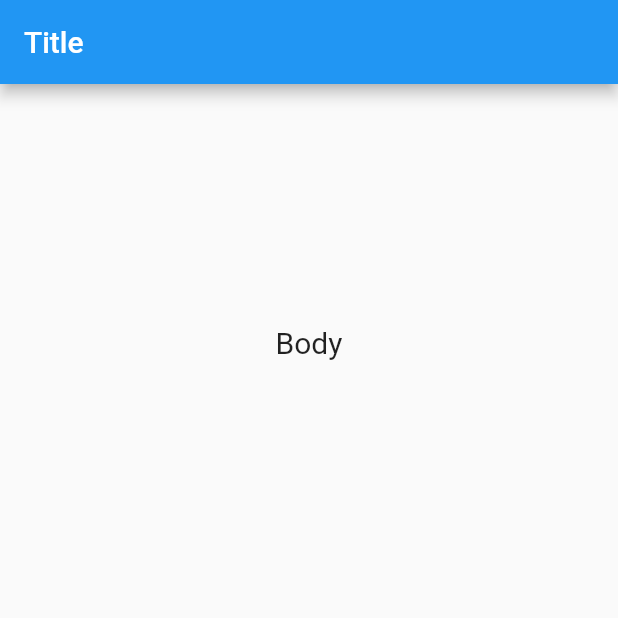
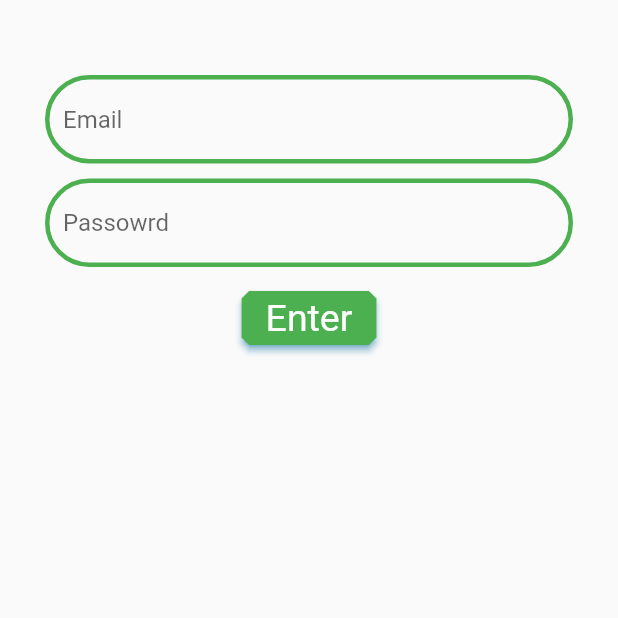
Before and after one commit to ahmedShabaan11/fire_base_App, a Flutter app: the screen it shows after launch, on a phone screen of 412 x 824 dp, the top half of it. Run offline on Flutter 3.47's test engine with Material 2 defaults, Android fonts, the phone set to English and light mode, and no system bars.

Commit message:
ubdate text

```diff
--- a/lib/main.dart
+++ b/lib/main.dart
@@ -10,14 +10,52 @@ class MyApp extends StatelessWidget {
   @override
   Widget build(BuildContext context) {
     return MaterialApp(
-        debugShowCheckedModeBanner: false,
-        home: Scaffold(
-          appBar: AppBar(
-            title: Text("Title"),
+      debugShowCheckedModeBanner: false,
+      home: Scaffold(
+        body: Container(
+          width: double.infinity,
+          padding: EdgeInsets.symmetric(horizontal: 30, vertical: 40),
+          child: Column(
+            children: [
+              SizedBox(
+                height: 10,
+              ),
+              TextField(
+                decoration: InputDecoration(
+                  enabledBorder: OutlineInputBorder(
+                      borderSide: BorderSide(width: 3, color: Colors.green),
+                      borderRadius: BorderRadius.circular(50.0)),
+                  hintText: "Email",
+                ),
+              ),
+              SizedBox(
+                height: 10,
+              ),
+              TextField(
+                decoration: InputDecoration(
+                  enabledBorder: OutlineInputBorder(
+                      borderSide: BorderSide(width: 3, color: Colors.green),
+                      borderRadius: BorderRadius.circular(50.0)),
+                  hintText: "Passowrd",
+                ),
+              ),
+              SizedBox(
+                height: 10,
+              ),
+    ElevatedButton(
+    child: Text('Enter'),
+    style: ElevatedButton.styleFrom(
+    primary: Colors.green,
+    // side: BorderSide(color: Colors.yellow, width: 5),
+    textStyle: const TextStyle(
+    color: Colors.white, fontSize: 25, fontStyle: FontStyle.normal),
+    shape: BeveledRectangleBorder(
+    borderRadius: BorderRadius.all(Radius.circular(5))),
+    shadowColor: Colors.lightBlue), onPressed: () {  },
+    )   ],
           ),
-          body: Center(heightFactor: 15,
-            child:
-          Text("Body" ,style: TextStyle(fontSize: 20),),)
-        ));
+        ),
+      ),
+    );
   }
 }
--- a/pubspec.yaml
+++ b/pubspec.yaml
@@ -35,6 +35,7 @@ dependencies:
   # The following adds the Cupertino Icons font to your application.
   # Use with the CupertinoIcons class for iOS style icons.
   cupertino_icons: ^1.0.2
+  firebase_core: ^2.16.0
 
 dev_dependencies:
   flutter_test:
```
Also changed, not shown: 3 other files.
